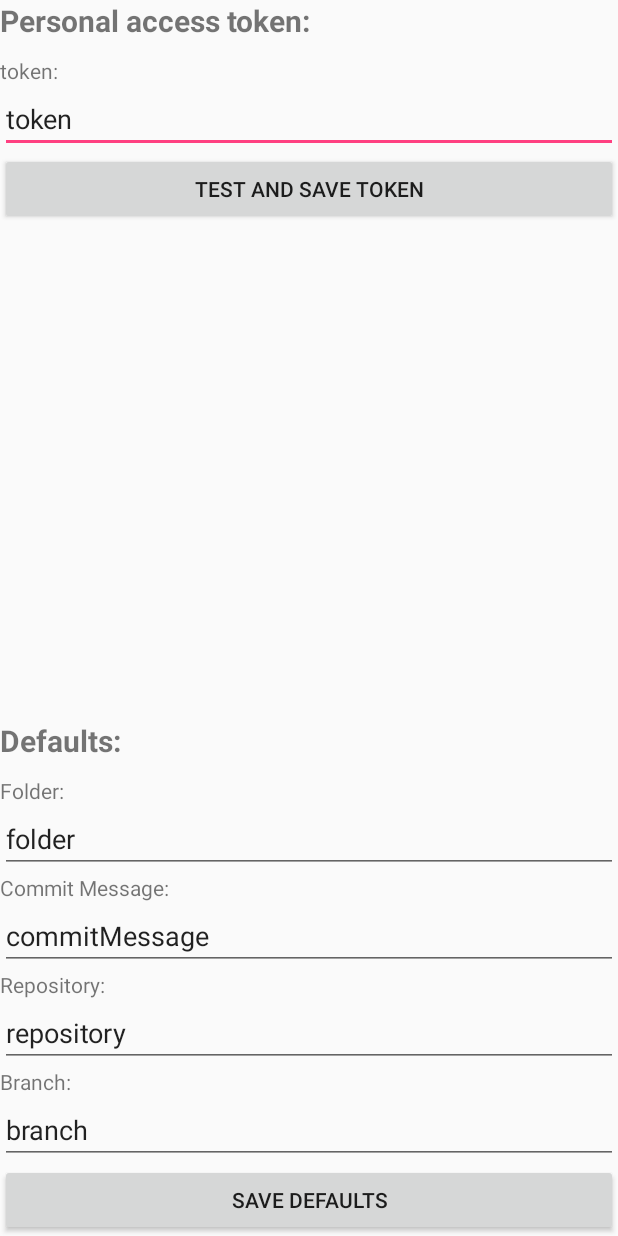
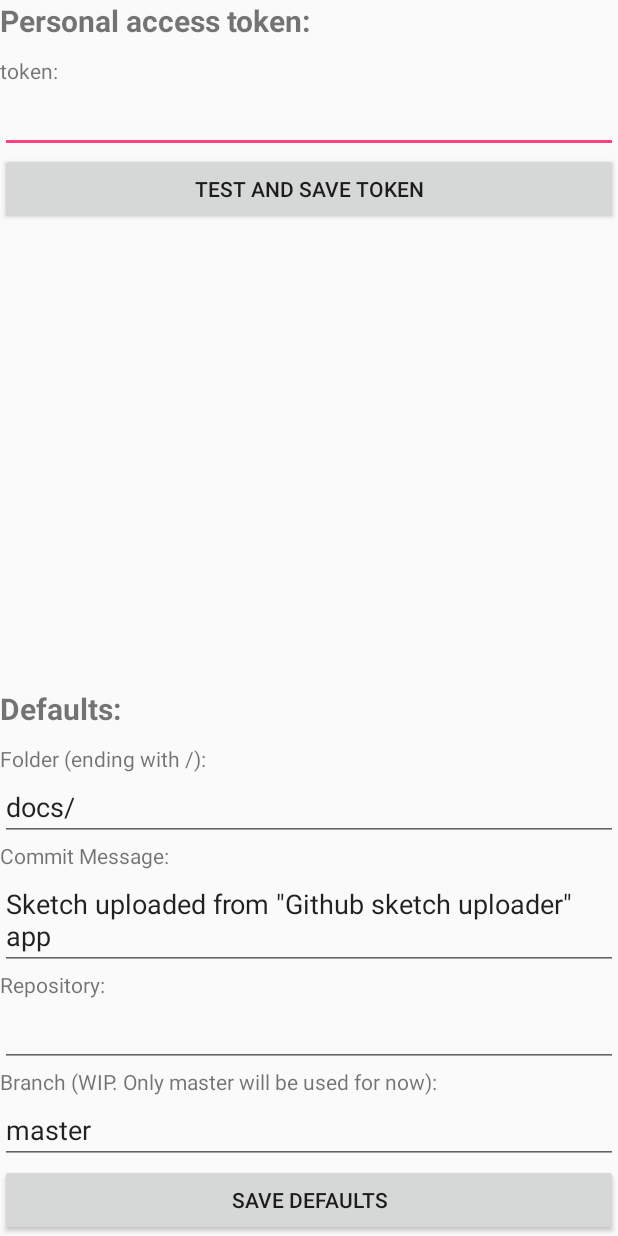
Before and after one commit to tholok97/github_sketch_uploader, an Android app: the PreferencesActivity screen opened directly, with no data from a screen before it, on a phone screen of 412 x 824 dp. Run offline under Robolectric (Android 15) with nearby library versions, the phone set to English and light mode, and no system bars; libraries missing offline, so code that uses them is left out: org.eclipse.egit.

Commit message:
Miscellanious fixes and improvements - Solves #18. Orientation now set correctly - Solves #19. Image now sent to uploadactivity through URL instead of encoded string - Hooked up seekbar to compression
**NOTE**: There are major bugs when running on physical device. Two known crashes:
- Sometimes crashes after having taken picture. Might have to do with size of picture.
- Sometimes crashes after clicked upload button. Might have to do with size of picture.

```diff
--- a/app/src/main/java/com/example/tholok/github_sketch_uploader/PreferencesActivity.java
+++ b/app/src/main/java/com/example/tholok/github_sketch_uploader/PreferencesActivity.java
@@ -69,11 +69,11 @@ public class PreferencesActivity extends AppCompatActivity {
      */
     void loadFieldsFromPreferences() {
 
-        etToken.setText(prefs.getString(PREFS_TOKEN,                    "token"));
-        etFolder.setText(prefs.getString(PREFS_FOLDER,                  "folder"));
-        etCommitMessage.setText(prefs.getString(PREFS_COMMIT_MESSAGE,   "commitMessage"));
-        etRepository.setText(prefs.getString(PREFS_REPOSITORY,          "repository"));
-        etBranch.setText(prefs.getString(PREFS_BRANCH,                  "branch"));
+        etToken.setText(prefs.getString(PREFS_TOKEN,                    ""));
+        etFolder.setText(prefs.getString(PREFS_FOLDER,                  "docs/"));
+        etCommitMessage.setText(prefs.getString(PREFS_COMMIT_MESSAGE,   "Sketch uploaded from \"Github sketch uploader\" app"));
+        etRepository.setText(prefs.getString(PREFS_REPOSITORY,          ""));
+        etBranch.setText(prefs.getString(PREFS_BRANCH,                  "master"));
     }
 
     /**
--- a/app/src/main/res/layout/activity_take_picture_and_set_metadata.xml
+++ b/app/src/main/res/layout/activity_take_picture_and_set_metadata.xml
@@ -49,7 +49,8 @@
                 android:text="@string/takepictureandsetmetadataactivity_subheader_compression_level" />
 
             <SeekBar
-                android:progress="40"
+                android:id="@+id/sb_compression_level"
+                android:progress="80"
                 android:layout_width="match_parent"
                 android:layout_height="wrap_content" />
 
--- a/app/src/main/res/values/strings.xml
+++ b/app/src/main/res/values/strings.xml
@@ -16,10 +16,10 @@
     <string name="preferencesactivity_header_personal_access_token">Personal access token:</string>
     <string name="preferencesactivity_token">token:</string>
     <string name="preferencesactivity_header_defaults">Defaults:</string>
-    <string name="subheader_folder">Folder:</string>
+    <string name="subheader_folder">Folder (ending with /):</string>
     <string name="subheader_commit_message">Commit Message:</string>
     <string name="subheader_repository">Repository:</string>
-    <string name="subheader_branch">Branch:</string>
+    <string name="subheader_branch">Branch (WIP. Only master will be used for now):</string>
     <string name="preferencesactivity_button_save_defaults">Save defaults</string>
     <string name="preferencesactivity_button_save_token">Test and save token</string>
     <string name="takepictureandsetmetadataactivity_button_take_picture">Take picture</string>
```
Also changed, not shown: app/src/main/java/com/example/tholok/github_sketch_uploader/TakePictureAndSetMetadataActivity.java (+107 -32 lines), app/src/main/java/com/example/tholok/github_sketch_uploader/UploadActivity.java (+16 -2 lines).
